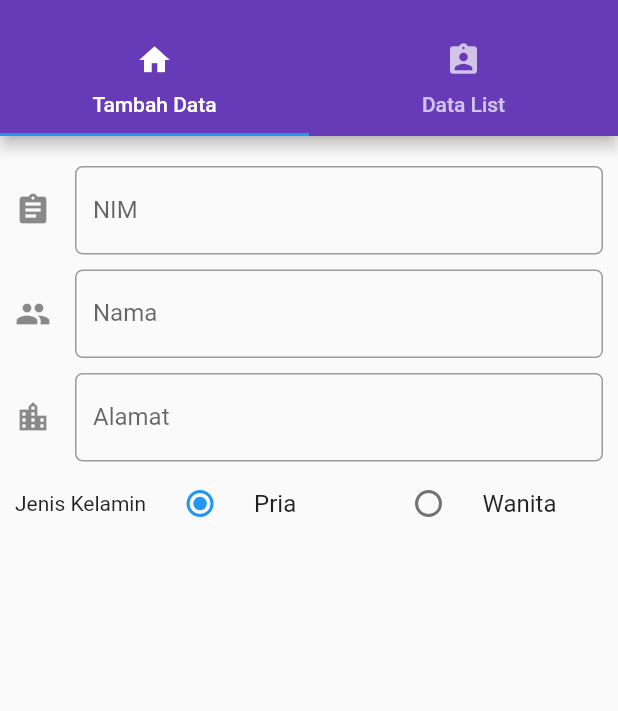
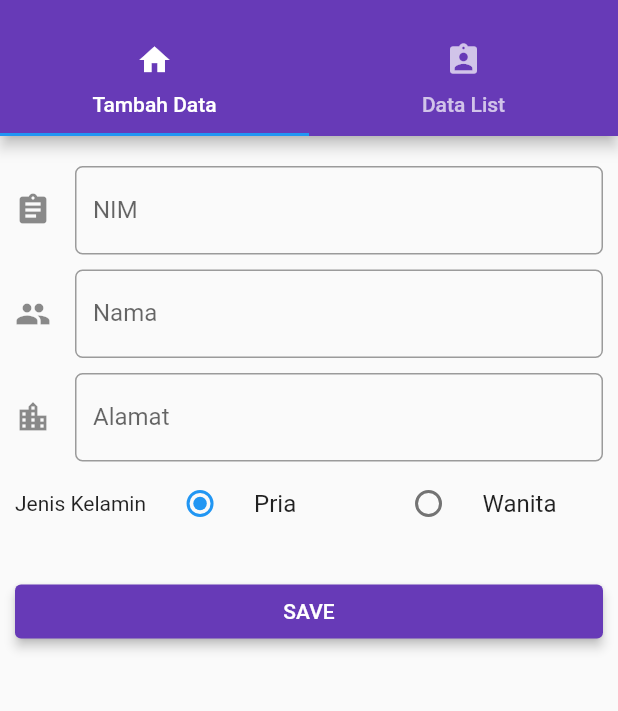
Before and after one commit to sindyalvinaa/uas_kelompok6, a Flutter app: the screen it shows after launch, on a phone screen of 412 x 824 dp, the part 59-770 px from its top. Run offline on Flutter 3.47's test engine with Material 2 defaults, Android fonts, the light colour scheme and no system bars.

Commit message:
add button save

```diff
--- a/lib/pages/biodata_page.dart
+++ b/lib/pages/biodata_page.dart
@@ -90,6 +90,26 @@ class _BiodataPage extends State<BiodataPage> {
               ),
             ],
           ),
+
+          Padding(
+            padding:EdgeInsets.only(top:20.0, bottom:20.0),
+            child: ElevatedButton(
+              child: Text('SAVE'),
+              style: ElevatedButton.styleFrom(
+                // textStyle: TextStyle(fontSize: 30),
+                // fixedSize: Size(200, 80),
+                primary: Colors.deepPurple,
+                elevation: 3,
+                // shape: RoundedRectangleBorder(
+                //   borderRadius: BorderRadius.circular(10)
+                // ),
+              ),
+              onPressed: () {
+                Navigator.pop(context);
+
+              }
+            ),
+          ),
         ],
       ),
     );
@@ -119,12 +139,3 @@ class _BiodataPage extends State<BiodataPage> {
 //     },
 //   );
 // }
-
-// Future<void> addItem(Item item) async {
-//     print('goto here2');
-//     int result = await DbHelper.insert(item);
-//     if (!mounted) return;
-//     if (result > 0){
-//       showAlertDialog(context);
-//     }
-//   }
```
